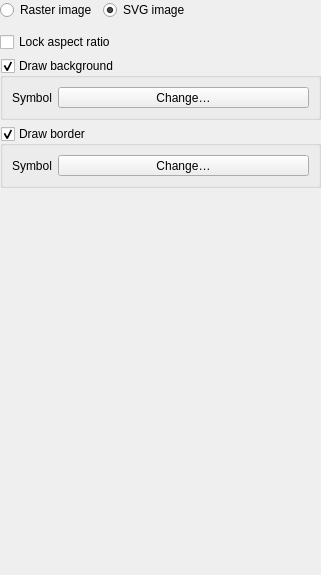
carsmie/QGIS, file src/ui/annotations/qgsannotationpicturewidgetbase.ui: the form before one commit.
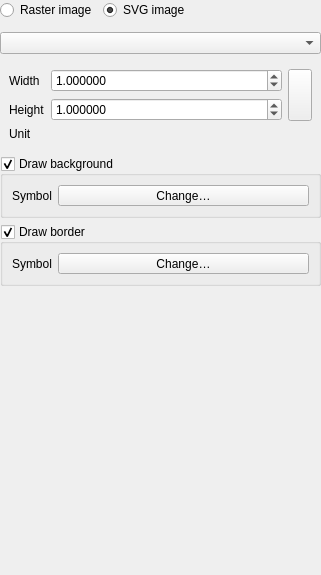
The form after the commit. Custom widgets are drawn as their Qt base class.

Commit message:
Add fixed size mode for picture annotations
When selected, the picture annotation will always be rendered
at the same size, regardless of the map scale

Patch:
```diff
--- a/src/ui/annotations/qgsannotationpicturewidgetbase.ui
+++ b/src/ui/annotations/qgsannotationpicturewidgetbase.ui
@@ -26,83 +26,8 @@
    <property name="bottomMargin">
     <number>0</number>
    </property>
-   <item row="2" column="0">
-    <widget class="QCheckBox" name="mLockAspectRatioCheck">
-     <property name="text">
-      <string>Lock aspect ratio</string>
-     </property>
-    </widget>
-   </item>
-   <item row="4" column="0">
-    <widget class="QGroupBox" name="mBackgroundCheckbox">
-     <property name="title">
-      <string>Draw background</string>
-     </property>
-     <property name="checkable">
-      <bool>true</bool>
-     </property>
-     <layout class="QGridLayout" name="gridLayout_2">
-      <item row="0" column="0">
-       <widget class="QLabel" name="label">
-        <property name="text">
-         <string>Symbol</string>
-        </property>
-       </widget>
-      </item>
-      <item row="0" column="1">
-       <widget class="QgsSymbolButton" name="mBackgroundSymbolButton">
-        <property name="sizePolicy">
-         <sizepolicy hsizetype="Expanding" vsizetype="Fixed">
-          <horstretch>0</horstretch>
-          <verstretch>0</verstretch>
-         </sizepolicy>
-        </property>
-        <property name="text">
-         <string>Change…</string>
-        </property>
-       </widget>
-      </item>
-     </layout>
-    </widget>
-   </item>
-   <item row="5" column="0">
-    <widget class="QGroupBox" name="mBorderCheckbox">
-     <property name="title">
-      <string>Draw border</string>
-     </property>
-     <property name="checkable">
-      <bool>true</bool>
-     </property>
-     <layout class="QGridLayout" name="gridLayout_3">
-      <item row="0" column="0">
-       <widget class="QLabel" name="label_2">
-        <property name="text">
-         <string>Symbol</string>
-        </property>
-       </widget>
-      </item>
-      <item row="0" column="1">
-       <widget class="QgsSymbolButton" name="mBorderSymbolButton">
-        <property name="sizePolicy">
-         <sizepolicy hsizetype="Expanding" vsizetype="Fixed">
-          <horstretch>0</horstretch>
-          <verstretch>0</verstretch>
-         </sizepolicy>
-        </property>
-        <property name="text">
-         <string>Change…</string>
-        </property>
-       </widget>
-      </item>
-     </layout>
-    </widget>
-   </item>
-   <item row="1" column="0">
-    <widget class="QgsPictureSourceLineEditBase" name="mSourceLineEdit" native="true">
-     <property name="focusPolicy">
-      <enum>Qt::StrongFocus</enum>
-     </property>
-    </widget>
+   <item row="7" column="0">
+    <widget class="QgsAnnotationItemCommonPropertiesWidget" name="mPropertiesWidget" native="true"/>
    </item>
    <item row="0" column="0">
     <layout class="QHBoxLayout" name="horizontalLayout">
@@ -138,7 +63,42 @@
      </item>
     </layout>
    </item>
-   <item row="7" column="0">
+   <item row="5" column="0">
+    <widget class="QGroupBox" name="mBackgroundCheckbox">
+     <property name="title">
+      <string>Draw background</string>
+     </property>
+     <property name="checkable">
+      <bool>true</bool>
+     </property>
+     <layout class="QGridLayout" name="gridLayout_2">
+      <item row="0" column="0">
+       <widget class="QLabel" name="label">
+        <property name="text">
+         <string>Symbol</string>
+        </property>
+       </widget>
+      </item>
+      <item row="0" column="1">
+       <widget class="QgsSymbolButton" name="mBackgroundSymbolButton">
+        <property name="sizePolicy">
+         <sizepolicy hsizetype="Expanding" vsizetype="Fixed">
+          <horstretch>0</horstretch>
+          <verstretch>0</verstretch>
+         </sizepolicy>
+        </property>
+        <property name="text">
+         <string>Change…</string>
+        </property>
+       </widget>
+      </item>
+     </layout>
+    </widget>
+   </item>
+   <item row="2" column="0">
+    <widget class="QComboBox" name="mSizeModeCombo"/>
+   </item>
+   <item row="8" column="0">
     <spacer name="verticalSpacer">
      <property name="orientation">
       <enum>Qt::Vertical</enum>
@@ -152,7 +112,195 @@
     </spacer>
    </item>
    <item row="6" column="0">
-    <widget class="QgsAnnotationItemCommonPropertiesWidget" name="mPropertiesWidget" native="true"/>
+    <widget class="QGroupBox" name="mBorderCheckbox">
+     <property name="title">
+      <string>Draw border</string>
+     </property>
+     <property name="checkable">
+      <bool>true</bool>
+     </property>
+     <layout class="QGridLayout" name="gridLayout_3">
+      <item row="0" column="0">
+       <widget class="QLabel" name="label_2">
+        <property name="text">
+         <string>Symbol</string>
+        </property>
+       </widget>
+      </item>
+      <item row="0" column="1">
+       <widget class="QgsSymbolButton" name="mBorderSymbolButton">
+        <property name="sizePolicy">
+         <sizepolicy hsizetype="Expanding" vsizetype="Fixed">
+          <horstretch>0</horstretch>
+          <verstretch>0</verstretch>
+         </sizepolicy>
+        </property>
+        <property name="text">
+         <string>Change…</string>
+        </property>
+       </widget>
+      </item>
+     </layout>
+    </widget>
+   </item>
+   <item row="3" column="0">
+    <widget class="QgsStackedWidget" name="mSizeStackedWidget">
+     <property name="sizePolicy">
+      <sizepolicy hsizetype="Preferred" vsizetype="Maximum">
+       <horstretch>0</horstretch>
+       <verstretch>0</verstretch>
+      </sizepolicy>
+     </property>
+     <property name="currentIndex">
+      <number>1</number>
+     </property>
+     <widget class="QWidget" name="mPageSpatialBounds">
+      <property name="sizePolicy">
+       <sizepolicy hsizetype="Preferred" vsizetype="Maximum">
+        <horstretch>0</horstretch>
+        <verstretch>0</verstretch>
+       </sizepolicy>
+      </property>
+      <layout class="QGridLayout" name="gridLayout_4">
+       <property name="leftMargin">
+        <number>0</number>
+       </property>
+       <property name="topMargin">
+        <number>0</number>
+       </property>
+       <property name="rightMargin">
+        <number>0</number>
+       </property>
+       <property name="bottomMargin">
+        <number>0</number>
+       </property>
+       <item row="0" column="0">
+        <widget class="QCheckBox" name="mLockAspectRatioCheck">
+         <property name="text">
+          <string>Lock aspect ratio</string>
+         </property>
+        </widget>
+       </item>
+      </layout>
+     </widget>
+     <widget class="QWidget" name="mPageFixedSize">
+      <property name="sizePolicy">
+       <sizepolicy hsizetype="Preferred" vsizetype="Maximum">
+        <horstretch>0</horstretch>
+        <verstretch>0</verstretch>
+       </sizepolicy>
+      </property>
+      <layout class="QGridLayout" name="gridLayout_6">
+       <item row="0" column="0">
+        <widget class="QLabel" name="label_10">
+         <property name="text">
+          <string>Width</string>
+         </property>
+        </widget>
+       </item>
+       <item row="1" column="1">
+        <widget class="QgsDoubleSpinBox" name="mHeightSpinBox">
+         <property name="sizePolicy">
+          <sizepolicy hsizetype="MinimumExpanding" vsizetype="Fixed">
+           <horstretch>0</horstretch>
+           <verstretch>0</verstretch>
+          </sizepolicy>
+         </property>
+         <property name="decimals">
+          <number>6</number>
+         </property>
+         <property name="maximum">
+          <double>100000.000000000000000</double>
+         </property>
+         <property name="singleStep">
+          <double>0.200000000000000</double>
+         </property>
+         <property name="value">
+          <double>1.000000000000000</double>
+         </property>
+         <property name="showClearButton" stdset="0">
+          <bool>false</bool>
+         </property>
+        </widget>
+       </item>
+       <item row="0" column="1">
+        <widget class="QgsDoubleSpinBox" name="mWidthSpinBox">
+         <property name="sizePolicy">
+          <sizepolicy hsizetype="MinimumExpanding" vsizetype="Fixed">
+           <horstretch>0</horstretch>
+           <verstretch>0</verstretch>
+          </sizepolicy>
+         </property>
+         <property name="decimals">
+          <number>6</number>
+         </property>
+         <property name="maximum">
+          <double>100000.000000000000000</double>
+         </property>
+         <property name="singleStep">
+          <double>0.200000000000000</double>
+         </property>
+         <property name="value">
+          <double>1.000000000000000</double>
+         </property>
+         <property name="showClearButton" stdset="0">
+          <bool>false</bool>
+         </property>
+        </widget>
+       </item>
+       <item row="0" column="2" rowspan="2">
+        <widget class="QgsRatioLockButton" name="mLockAspectRatio">
+         <property name="sizePolicy">
+          <sizepolicy hsizetype="Fixed" vsizetype="Expanding">
+           <horstretch>0</horstretch>
+           <verstretch>0</verstretch>
+          </sizepolicy>
+         </property>
+         <property name="toolTip">
+          <string>Lock aspect ratio</string>
+         </property>
+         <property name="leftMargin" stdset="0">
+          <number>13</number>
+         </property>
+        </widget>
+       </item>
+       <item row="1" column="0">
+        <widget class="QLabel" name="label_11">
+         <property name="text">
+          <string>Height</string>
+         </property>
+        </widget>
+       </item>
+       <item row="2" column="0">
+        <widget class="QLabel" name="label_13">
+         <property name="text">
+          <string>Unit</string>
+         </property>
+        </widget>
+       </item>
+       <item row="2" column="1">
+        <widget class="QgsUnitSelectionWidget" name="mSizeUnitWidget" native="true">
+         <property name="minimumSize">
+          <size>
+           <width>0</width>
+           <height>0</height>
+          </size>
+         </property>
+         <property name="focusPolicy">
+          <enum>Qt::StrongFocus</enum>
+         </property>
+        </widget>
+       </item>
+      </layout>
+     </widget>
+    </widget>
+   </item>
+   <item row="1" column="0">
+    <widget class="QgsPictureSourceLineEditBase" name="mSourceLineEdit" native="true">
+     <property name="focusPolicy">
+      <enum>Qt::StrongFocus</enum>
+     </property>
+    </widget>
    </item>
   </layout>
  </widget>
@@ -174,6 +322,29 @@
    <extends>QToolButton</extends>
    <header>qgssymbolbutton.h</header>
   </customwidget>
+  <customwidget>
+   <class>QgsStackedWidget</class>
+   <extends>QStackedWidget</extends>
+   <header>qgsstackedwidget.h</header>
+   <container>1</container>
+  </customwidget>
+  <customwidget>
+   <class>QgsRatioLockButton</class>
+   <extends>QToolButton</extends>
+   <header>qgsratiolockbutton.h</header>
+   <container>1</container>
+  </customwidget>
+  <customwidget>
+   <class>QgsDoubleSpinBox</class>
+   <extends>QDoubleSpinBox</extends>
+   <header>qgsdoublespinbox.h</header>
+  </customwidget>
+  <customwidget>
+   <class>QgsUnitSelectionWidget</class>
+   <extends>QWidget</extends>
+   <header>qgsunitselectionwidget.h</header>
+   <container>1</container>
+  </customwidget>
  </customwidgets>
  <resources/>
  <connections/>
```
Left out of the diff: 15 changed lines with no effect on the pictures. The commit also changes 16 other files.
